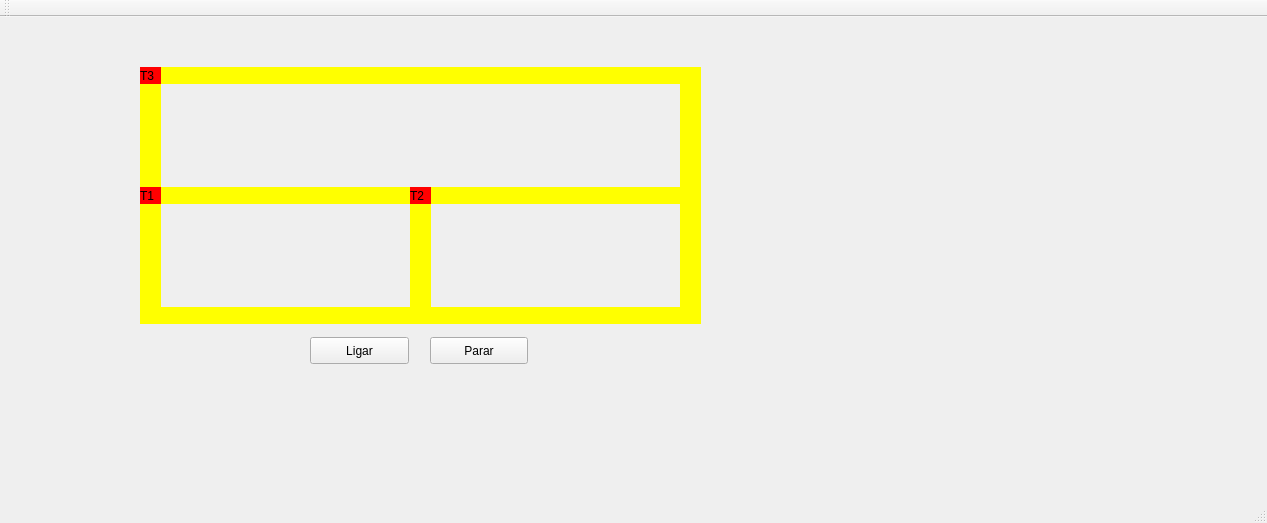
The window that Trem_-_Codigo_Fonte_1/Código QT5 Ubuntu - Trem/mainwindow.ui (guiafonso237/trabalho_so_unidade2) describes before a commit, drawn with Qt 5.
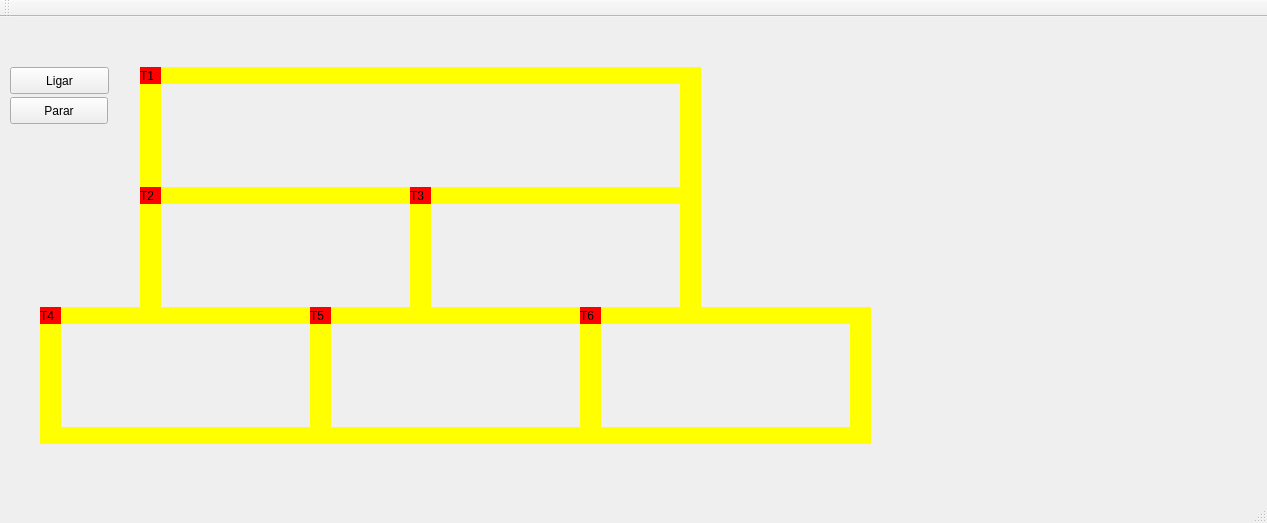
The same window after the commit.

Commit message: interface grafica pronta

What changed in the file:
```diff
--- a/Trem_-_Codigo_Fonte_1/Código QT5 Ubuntu - Trem/mainwindow.ui
+++ b/Trem_-_Codigo_Fonte_1/Código QT5 Ubuntu - Trem/mainwindow.ui
@@ -27,7 +27,7 @@
      <string notr="true">QLabel { background: red}</string>
     </property>
     <property name="text">
-     <string>T1</string>
+     <string>T2</string>
     </property>
    </widget>
    <widget class="QLabel" name="label_trilho1">
@@ -97,8 +97,8 @@
    <widget class="QPushButton" name="pushButton">
     <property name="geometry">
      <rect>
-      <x>310</x>
-      <y>320</y>
+      <x>10</x>
+      <y>50</y>
       <width>99</width>
       <height>27</height>
      </rect>
@@ -110,8 +110,8 @@
    <widget class="QPushButton" name="pushButton_2">
     <property name="geometry">
      <rect>
-      <x>430</x>
-      <y>320</y>
+      <x>10</x>
+      <y>80</y>
       <width>98</width>
       <height>27</height>
      </rect>
@@ -181,7 +181,7 @@
      <string notr="true">QLabel { background: red}</string>
     </property>
     <property name="text">
-     <string>T2</string>
+     <string>T3</string>
     </property>
    </widget>
    <widget class="QLabel" name="label_trilho4_3">
@@ -248,24 +248,262 @@
      <string notr="true">QLabel { background: red}</string>
     </property>
     <property name="text">
-     <string>T3</string>
+     <string>T1</string>
     </property>
    </widget>
+   <widget class="QLabel" name="tremD">
+    <property name="geometry">
+     <rect>
+      <x>40</x>
+      <y>290</y>
+      <width>21</width>
+      <height>17</height>
+     </rect>
+    </property>
+    <property name="styleSheet">
+     <string notr="true">QLabel { background: red}</string>
+    </property>
+    <property name="text">
+     <string>T4</string>
+    </property>
+   </widget>
+   <widget class="QLabel" name="label_trilho2_3">
+    <property name="geometry">
+     <rect>
+      <x>330</x>
+      <y>410</y>
+      <width>250</width>
+      <height>17</height>
+     </rect>
+    </property>
+    <property name="styleSheet">
+     <string notr="true">QLabel { background: yellow}</string>
+    </property>
+    <property name="text">
+     <string/>
+    </property>
+   </widget>
+   <widget class="QLabel" name="label_trilho3_2">
+    <property name="geometry">
+     <rect>
+      <x>310</x>
+      <y>290</y>
+      <width>21</width>
+      <height>137</height>
+     </rect>
+    </property>
+    <property name="styleSheet">
+     <string notr="true">QLabel { background: yellow}</string>
+    </property>
+    <property name="text">
+     <string/>
+    </property>
+   </widget>
+   <widget class="QLabel" name="label_trilho1_4">
+    <property name="geometry">
+     <rect>
+      <x>60</x>
+      <y>290</y>
+      <width>250</width>
+      <height>17</height>
+     </rect>
+    </property>
+    <property name="styleSheet">
+     <string notr="true">QLabel { background: yellow}</string>
+    </property>
+    <property name="text">
+     <string/>
+    </property>
+   </widget>
+   <widget class="QLabel" name="label_trilho4_4">
+    <property name="geometry">
+     <rect>
+      <x>40</x>
+      <y>290</y>
+      <width>21</width>
+      <height>137</height>
+     </rect>
+    </property>
+    <property name="styleSheet">
+     <string notr="true">QLabel { background: yellow}</string>
+    </property>
+    <property name="text">
+     <string/>
+    </property>
+   </widget>
+   <widget class="QLabel" name="label_trilho2_4">
+    <property name="geometry">
+     <rect>
+      <x>60</x>
+      <y>410</y>
+      <width>250</width>
+      <height>17</height>
+     </rect>
+    </property>
+    <property name="styleSheet">
+     <string notr="true">QLabel { background: yellow}</string>
+    </property>
+    <property name="text">
+     <string/>
+    </property>
+   </widget>
+   <widget class="QLabel" name="label_trilho1_5">
+    <property name="geometry">
+     <rect>
+      <x>330</x>
+      <y>290</y>
+      <width>250</width>
+      <height>17</height>
+     </rect>
+    </property>
+    <property name="styleSheet">
+     <string notr="true">QLabel { background: yellow}</string>
+    </property>
+    <property name="text">
+     <string/>
+    </property>
+   </widget>
+   <widget class="QLabel" name="label_trilho4_5">
+    <property name="geometry">
+     <rect>
+      <x>580</x>
+      <y>290</y>
+      <width>21</width>
+      <height>137</height>
+     </rect>
+    </property>
+    <property name="styleSheet">
+     <string notr="true">QLabel { background: yellow}</string>
+    </property>
+    <property name="text">
+     <string/>
+    </property>
+   </widget>
+   <widget class="QLabel" name="tremE">
+    <property name="geometry">
+     <rect>
+      <x>310</x>
+      <y>290</y>
+      <width>21</width>
+      <height>17</height>
+     </rect>
+    </property>
+    <property name="styleSheet">
+     <string notr="true">QLabel { background: red}</string>
+    </property>
+    <property name="text">
+     <string>T5</string>
+    </property>
+   </widget>
+   <widget class="QLabel" name="label_trilho2_5">
+    <property name="geometry">
+     <rect>
+      <x>600</x>
+      <y>410</y>
+      <width>250</width>
+      <height>17</height>
+     </rect>
+    </property>
+    <property name="styleSheet">
+     <string notr="true">QLabel { background: yellow}</string>
+    </property>
+    <property name="text">
+     <string/>
+    </property>
+   </widget>
+   <widget class="QLabel" name="label_trilho3_4">
+    <property name="geometry">
+     <rect>
+      <x>580</x>
+      <y>290</y>
+      <width>21</width>
+      <height>137</height>
+     </rect>
+    </property>
+    <property name="styleSheet">
+     <string notr="true">QLabel { background: yellow}</string>
+    </property>
+    <property name="text">
+     <string/>
+    </property>
+   </widget>
+   <widget class="QLabel" name="label_trilho1_6">
+    <property name="geometry">
+     <rect>
+      <x>600</x>
+      <y>290</y>
+      <width>250</width>
+      <height>17</height>
+     </rect>
+    </property>
+    <property name="styleSheet">
+     <string notr="true">QLabel { background: yellow}</string>
+    </property>
+    <property name="text">
+     <string/>
+    </property>
+   </widget>
+   <widget class="QLabel" name="label_trilho4_6">
+    <property name="geometry">
+     <rect>
+      <x>850</x>
+      <y>290</y>
+      <width>21</width>
+      <height>137</height>
+     </rect>
+    </property>
+    <property name="styleSheet">
+     <string notr="true">QLabel { background: yellow}</string>
+    </property>
+    <property name="text">
+     <string/>
+    </property>
+   </widget>
+   <widget class="QLabel" name="tremF">
+    <property name="geometry">
+     <rect>
+      <x>580</x>
+      <y>290</y>
+      <width>21</width>
+      <height>17</height>
+     </rect>
+    </property>
+    <property name="styleSheet">
+     <string notr="true">QLabel { background: red}</string>
+    </property>
+    <property name="text">
+     <string>T6</string>
+    </property>
+   </widget>
+   <zorder>label_trilho4_6</zorder>
+   <zorder>label_trilho4_2</zorder>
+   <zorder>label_trilho1_6</zorder>
+   <zorder>label_trilho2_2</zorder>
+   <zorder>label_trilho2_5</zorder>
+   <zorder>label_trilho4_5</zorder>
+   <zorder>label_trilho2_3</zorder>
+   <zorder>label_trilho2</zorder>
+   <zorder>label_trilho1_5</zorder>
+   <zorder>label_trilho3_2</zorder>
+   <zorder>label_trilho2_4</zorder>
+   <zorder>label_trilho4_4</zorder>
+   <zorder>label_trilho3_4</zorder>
+   <zorder>label_trilho1_4</zorder>
    <zorder>label_trilho3_3</zorder>
    <zorder>label_trilho4_3</zorder>
    <zorder>label_trilho1</zorder>
-   <zorder>label_trilho2</zorder>
    <zorder>label_trilho3</zorder>
    <zorder>label_trilho4</zorder>
    <zorder>tremB</zorder>
    <zorder>pushButton</zorder>
    <zorder>pushButton_2</zorder>
-   <zorder>label_trilho4_2</zorder>
    <zorder>label_trilho1_2</zorder>
-   <zorder>label_trilho2_2</zorder>
    <zorder>tremC</zorder>
    <zorder>label_trilho1_3</zorder>
    <zorder>tremA</zorder>
+   <zorder>tremE</zorder>
+   <zorder>tremF</zorder>
+   <zorder>tremD</zorder>
   </widget>
   <widget class="QMenuBar" name="menuBar">
    <property name="geometry">
```
The commit also changes 6 other files.
